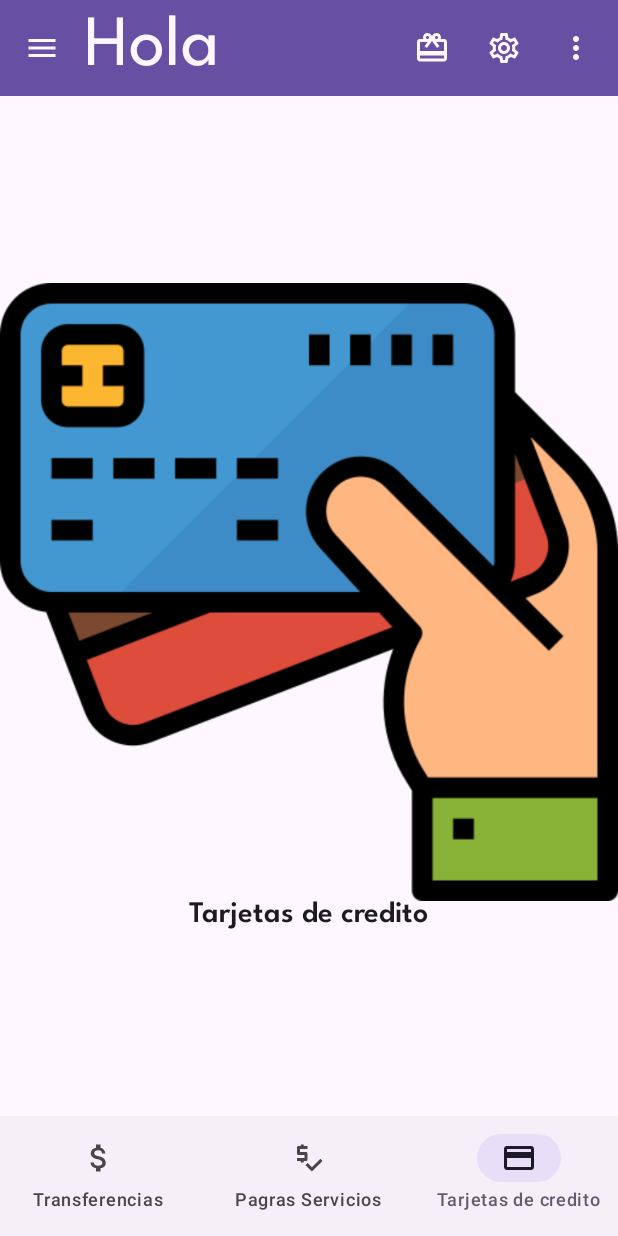
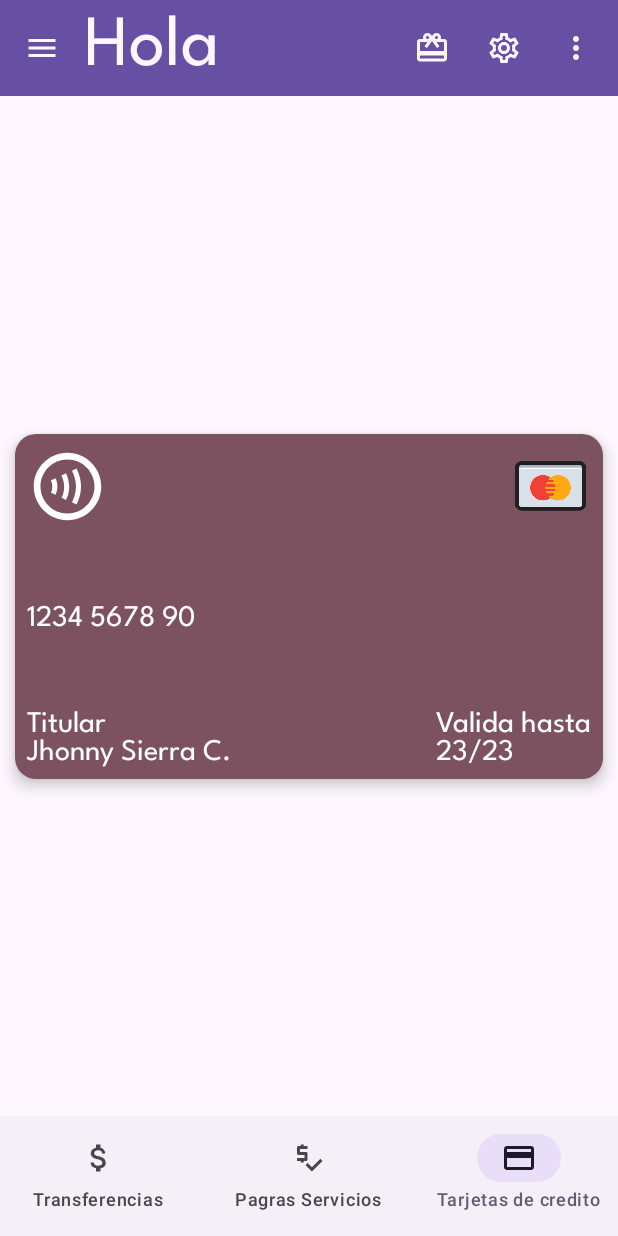
Before and after one commit to alcadiosystem/M3, an Android app built with Jetpack Compose: the screen it shows after launch (MainActivity), item 3 of the bottom bar chosen, on a phone screen of 412 x 824 dp. Run offline under Robolectric (Android 15) with nearby library versions, the phone set to English and light mode, and no system bars.

Commit message:
Card Rotate

```diff
--- a/app/src/main/java/com/alcadiosystem/m3/screens/TarjetasScreen.kt
+++ b/app/src/main/java/com/alcadiosystem/m3/screens/TarjetasScreen.kt
@@ -1,15 +1,41 @@
 package com.alcadiosystem.m3.screens
 
+import androidx.compose.animation.core.animateFloatAsState
+import androidx.compose.animation.core.tween
 import androidx.compose.foundation.Image
+import androidx.compose.foundation.background
+import androidx.compose.foundation.clickable
 import androidx.compose.foundation.layout.Arrangement
 import androidx.compose.foundation.layout.Column
+import androidx.compose.foundation.layout.Row
+import androidx.compose.foundation.layout.fillMaxHeight
 import androidx.compose.foundation.layout.fillMaxSize
+import androidx.compose.foundation.layout.fillMaxWidth
+import androidx.compose.foundation.layout.height
+import androidx.compose.foundation.layout.padding
+import androidx.compose.foundation.layout.size
+import androidx.compose.foundation.shape.RoundedCornerShape
+import androidx.compose.material.icons.Icons
+import androidx.compose.material.icons.filled.Contactless
+import androidx.compose.material.icons.outlined.Contactless
+import androidx.compose.material3.Card
+import androidx.compose.material3.CardDefaults
+import androidx.compose.material3.Divider
+import androidx.compose.material3.Icon
 import androidx.compose.material3.MaterialTheme
 import androidx.compose.material3.Text
 import androidx.compose.runtime.Composable
+import androidx.compose.runtime.getValue
+import androidx.compose.runtime.mutableStateOf
+import androidx.compose.runtime.remember
+import androidx.compose.runtime.setValue
 import androidx.compose.ui.Alignment
 import androidx.compose.ui.Modifier
+import androidx.compose.ui.graphics.Color
+import androidx.compose.ui.graphics.graphicsLayer
 import androidx.compose.ui.res.painterResource
+import androidx.compose.ui.text.style.TextAlign
+import androidx.compose.ui.unit.dp
 import com.alcadiosystem.m3.R
 
 @Composable
@@ -19,8 +45,95 @@ fun TarjetasScreen() {
         verticalArrangement = Arrangement.Center,
         horizontalAlignment = Alignment.CenterHorizontally
     ) {
-        Image(painter = painterResource(id = R.drawable.ic_debit_card), contentDescription = null)
-        Text(text = "Tarjetas de credito", style = MaterialTheme.typography.titleMedium)
+//        Image(painter = painterResource(id = R.drawable.ic_debit_card), contentDescription = null)
+//        Text(text = "Tarjetas de credito", style = MaterialTheme.typography.titleMedium)
+        MostrarTarjeta()
+    }
+}
+
+@Composable
+fun MostrarTarjeta() {
+    var rotated by remember { mutableStateOf(false) }
+    val rotar by animateFloatAsState(targetValue = if (rotated) 180f else 0f, animationSpec = tween(500))
+    Card(
+        modifier = Modifier
+            .height(250.dp)
+            .fillMaxWidth()
+            .padding(10.dp)
+            .graphicsLayer {
+                rotationY = rotar
+                cameraDistance = 8 * density
+            }
+            .clickable { rotated = !rotated },
+        shape = RoundedCornerShape(14.dp),
+        colors = CardDefaults.cardColors(containerColor = MaterialTheme.colorScheme.tertiary),
+        elevation = CardDefaults.cardElevation(
+            defaultElevation = 6.dp
+        )
+    ) {
+        if (!rotated) TarjetaFrente()
+        else TarjetaAtras(rotar)
 
     }
 }
+
+@Composable
+fun TarjetaFrente() {
+    Column(
+        verticalArrangement = Arrangement.SpaceBetween,
+        modifier = Modifier
+            .padding(8.dp)
+            .fillMaxHeight()
+    ) {
+        Row(
+            horizontalArrangement = Arrangement.SpaceBetween,
+            modifier = Modifier.fillMaxWidth()
+        ) {
+            Icon(
+                imageVector = Icons.Outlined.Contactless,
+                contentDescription = null,
+                modifier = Modifier.size(54.dp)
+            )
+
+            Image(painter = painterResource(id = R.drawable.ic_card), contentDescription = null, modifier = Modifier.size(54.dp))
+
+        }
+        Text(text = "1234 5678 90")
+        Row(
+            horizontalArrangement = Arrangement.SpaceBetween,
+            modifier = Modifier.fillMaxWidth()
+        ) {
+            Column {
+                Text(text = "Titular")
+                Text(text = "Jhonny Sierra C.")
+            }
+            Column {
+                Text(text = "Valida hasta")
+                Text(text = "23/23")
+            }
+        }
+    }
+}
+
+@Composable
+fun TarjetaAtras(rotar: Float) {
+    Column {
+        Divider(
+            color = Color.Black,
+            thickness = 50.dp
+        )
+        Text(
+            text = "123",
+            color = Color.Black,
+            modifier = Modifier
+                .padding(10.dp)
+                .fillMaxWidth()
+                .background(Color.White)
+                .padding(10.dp)
+                .graphicsLayer {
+                    rotationY = rotar
+                },
+            textAlign = TextAlign.End
+        )
+    }
+}
```
Also changed, not shown: app/src/main/res/drawable/ic_card.png (added).
